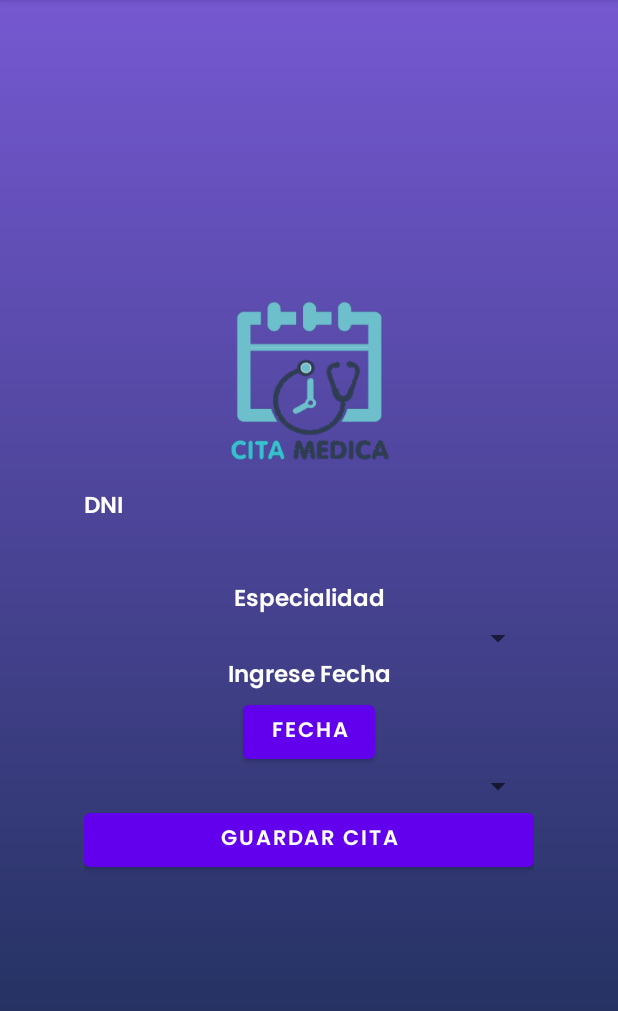
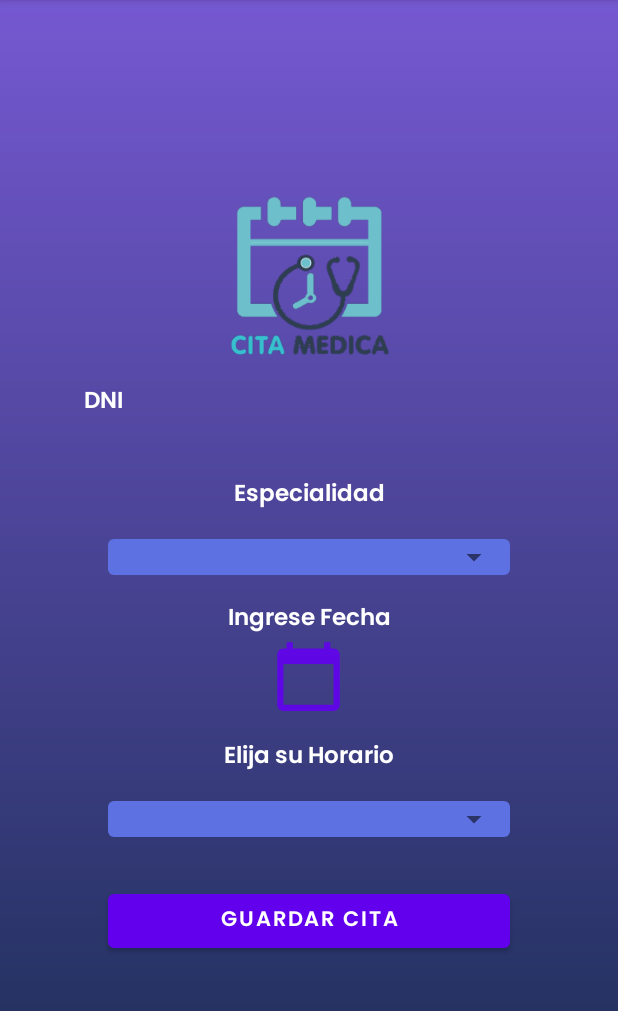
Before and after one commit to SergioAvalosH/Citas-Medicas, an Android app: the CrearCitaActivity screen opened directly, with no data from a screen before it, on a phone screen of 412 x 824 dp, the part 84-1095 px from its top. Run offline under Robolectric (Android 15) with nearby library versions, the phone set to English and light mode, and no system bars; our stand-ins replace Firebase (no records; nobody signed in at launch, a user with empty details on screens opened directly).

```diff
--- /dev/null
+++ b/app/src/main/res/drawable/bg_spinner.xml
@@ -0,0 +1,20 @@
+<?xml version="1.0" encoding="utf-8"?>
+<selector xmlns:android="http://schemas.android.com/apk/res/android">
+
+    <item>
+        <layer-list>
+            <item>
+                <shape android:shape="rectangle">
+                    <solid android:color="@color/f_letra"/>
+                    <padding android:right="12dp"
+                        android:left="12dp"/>
+                    <corners android:radius="4dp"/>
+                </shape>
+
+            </item>
+            <item
+                android:drawable="@drawable/ic_arrow_down"
+                android:gravity="end"/>
+        </layer-list>
+    </item>
+</selector>
--- /dev/null
+++ b/app/src/main/res/drawable/ic_arrow_down.xml
@@ -0,0 +1,5 @@
+<vector android:alpha="0.9" android:height="24dp"
+    android:tint="?attr/colorControlNormal" android:viewportHeight="24"
+    android:viewportWidth="24" android:width="24dp" xmlns:android="http://schemas.android.com/apk/res/android">
+    <path android:fillColor="@android:color/white" android:pathData="M7,10l5,5 5,-5z"/>
+</vector>
--- /dev/null
+++ b/app/src/main/res/drawable/ic_baseline_calendar_today_24.xml
@@ -0,0 +1,5 @@
+<vector android:alpha="0.9" android:height="24dp"
+    android:tint="?attr/colorControlNormal" android:viewportHeight="24"
+    android:viewportWidth="24" android:width="24dp" xmlns:android="http://schemas.android.com/apk/res/android">
+    <path android:fillColor="@android:color/white" android:pathData="M20,3h-1L19,1h-2v2L7,3L7,1L5,1v2L4,3c-1.1,0 -2,0.9 -2,2v16c0,1.1 0.9,2 2,2h16c1.1,0 2,-0.9 2,-2L22,5c0,-1.1 -0.9,-2 -2,-2zM20,21L4,21L4,8h16v13z"/>
+</vector>
--- a/app/src/main/res/layout/activity_crear_cita.xml
+++ b/app/src/main/res/layout/activity_crear_cita.xml
@@ -65,7 +65,9 @@
         <Spinner
             android:id="@+id/EspSpinner"
             android:layout_width="match_parent"
-            android:layout_height="wrap_content" />
+            android:layout_height="wrap_content"
+            android:layout_margin="16dp"
+            android:background="@drawable/bg_spinner"/>
 
 
 
@@ -83,18 +85,27 @@
 
         <Button
             android:id="@+id/btnFecha"
-            android:layout_width="wrap_content"
+            android:layout_width="50dp"
+            android:layout_height="50dp"
+            android:layout_gravity="center"
+            android:background="@drawable/ic_baseline_calendar_today_24"
+            />
+        <TextView
+            android:id="@+id/tvHora"
+            android:layout_marginTop="15dp"
+            android:layout_width="match_parent"
             android:layout_height="wrap_content"
-            android:layout_gravity="center"
-            android:layout_weight="1"
             android:fontFamily="@font/poppins_semibold"
-            android:text="Fecha"
-            android:textStyle="bold" />
-
+            android:gravity="center"
+            android:text="Elija su Horario"
+            android:textColor="@color/white"
+            android:textSize="15sp" />
         <Spinner
             android:id="@+id/SpinnerHora"
             android:layout_width="match_parent"
-            android:layout_height="wrap_content" />
+            android:layout_height="wrap_content"
+            android:layout_margin="16dp"
+            android:background="@drawable/bg_spinner"/>
 
         <Button
             android:id="@+id/bntGuardarCita"
@@ -103,6 +114,7 @@
             android:layout_gravity="center"
             android:layout_weight="1"
             android:fontFamily="@font/poppins_semibold"
+            android:layout_margin="16dp"
             android:text="Guardar Cita"
             android:textStyle="bold" />
         <!--Y asi, poner mas XD-->
```
Also changed, not shown: app/src/main/java/com/recyclerview/app_citas_medicas/view/ui/activity/ListarCitas.kt (+39 -37 lines), app/src/main/java/com/recyclerview/app_citas_medicas/view/ui/fragments/pacienteFragments/CitasFragment.kt (+24 -1 lines), app/src/main/res/drawable/bg_fecha.xml (added, +17 -0 lines), app/src/main/res/layout/list_citas.xml (+61 -32 lines).
